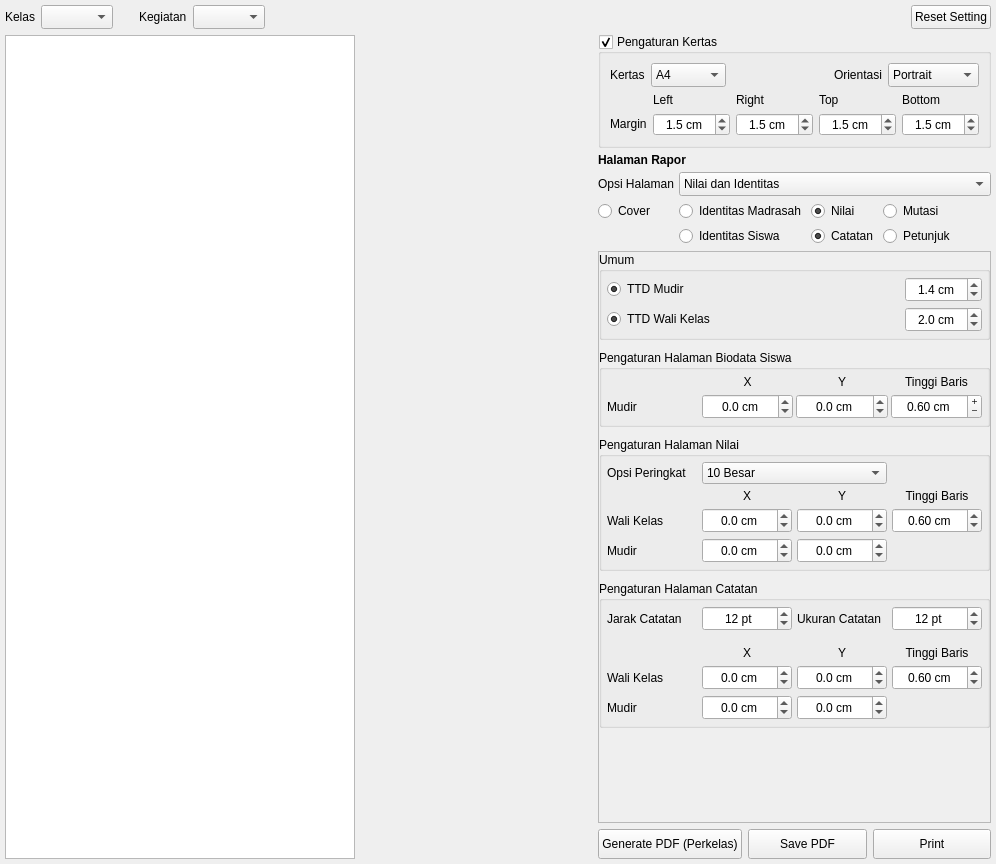
Qt form ui/sources/page_cetak_rapor.ui (asjach/db_app) before a commit.
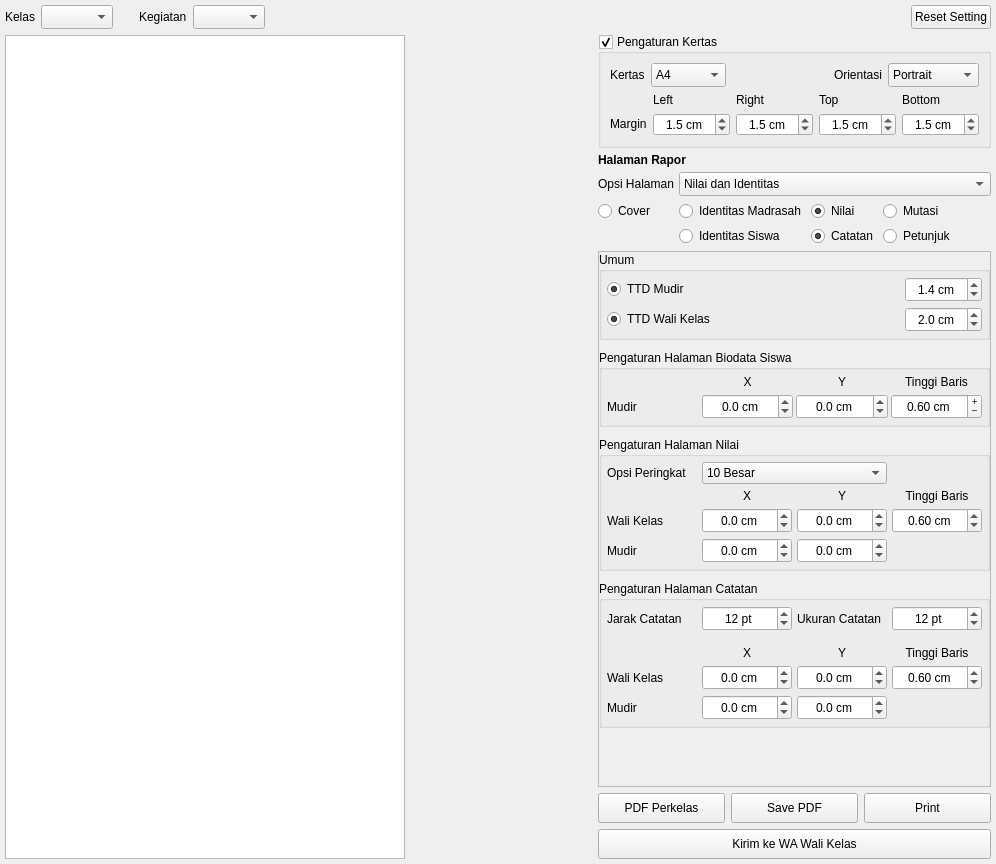
The same form after that commit.

Commit message: init sebelum pembagian rapor

The edit to the form file:
```diff
--- a/ui/sources/page_cetak_rapor.ui
+++ b/ui/sources/page_cetak_rapor.ui
@@ -31,6 +31,12 @@
    </property>
    <item row="0" column="0">
     <widget class="QWidget" name="widget" native="true">
+     <property name="minimumSize">
+      <size>
+       <width>400</width>
+       <height>0</height>
+      </size>
+     </property>
      <layout class="QGridLayout" name="gridLayout_9">
       <property name="leftMargin">
        <number>0</number>
@@ -188,6 +194,19 @@
          <property name="bottomMargin">
           <number>0</number>
          </property>
+         <item row="1" column="0">
+          <widget class="QPushButton" name="btn_generate_pdf">
+           <property name="minimumSize">
+            <size>
+             <width>0</width>
+             <height>30</height>
+            </size>
+           </property>
+           <property name="text">
+            <string>PDF Perkelas</string>
+           </property>
+          </widget>
+         </item>
          <item row="1" column="1">
           <widget class="QPushButton" name="btn_save_pdf">
            <property name="minimumSize">
@@ -214,8 +233,8 @@
            </property>
           </widget>
          </item>
-         <item row="1" column="0">
-          <widget class="QPushButton" name="btn_generate_pdf">
+         <item row="2" column="0" colspan="3">
+          <widget class="QPushButton" name="btn_send_whatsapp">
            <property name="minimumSize">
             <size>
              <width>0</width>
@@ -223,7 +242,7 @@
             </size>
            </property>
            <property name="text">
-            <string>Generate PDF (Perkelas)</string>
+            <string>Kirim ke WA Wali Kelas</string>
            </property>
           </widget>
          </item>
@@ -259,7 +278,7 @@
               <x>0</x>
               <y>0</y>
               <width>350</width>
-              <height>588</height>
+              <height>552</height>
              </rect>
             </property>
             <layout class="QGridLayout" name="gridLayout_12">
```
The commit also changes 116 other files.
